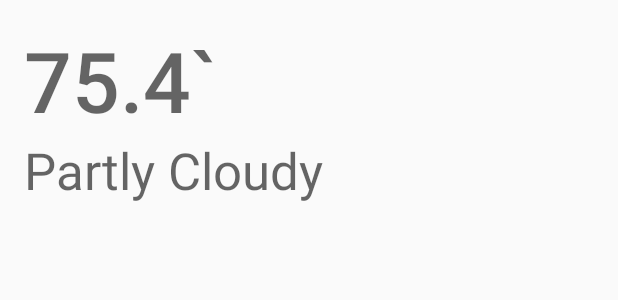
After one commit to eaintphyo/ADseries, an Android app: the layout activity_forecast_details.xml on its own in the app's theme, with its tools: preview values and no code run, on a phone screen of 412 x 824 dp. The commit adds this screen. Shown: the top 300 px of the screen. Run offline under Robolectric (Android 15) with nearby library versions, the phone set to English and light mode, and no system bars.

Commit message:
complete week 3 and 4

```diff
--- a/app/src/main/AndroidManifest.xml
+++ b/app/src/main/AndroidManifest.xml
@@ -13,6 +13,9 @@
         android:theme="@style/Theme.ADseries"
         tools:targetApi="31">
         <activity
+            android:name=".details.ForecastDetailsActivity"
+            android:exported="false" />
+        <activity
             android:name=".MainActivity"
             android:exported="true">
             <intent-filter>
--- /dev/null
+++ b/app/src/main/res/layout/activity_forecast_details.xml
@@ -0,0 +1,39 @@
+<?xml version="1.0" encoding="utf-8"?>
+<androidx.constraintlayout.widget.ConstraintLayout
+    xmlns:android="http://schemas.android.com/apk/res/android"
+    xmlns:app="http://schemas.android.com/apk/res-auto"
+    xmlns:tools="http://schemas.android.com/tools"
+    android:layout_width="match_parent"
+    android:layout_height="match_parent"
+    tools:context=".details.ForecastDetailsActivity">
+
+    <TextView
+        android:id="@+id/tempText"
+        android:layout_width="0dp"
+        android:layout_height="wrap_content"
+        android:layout_margin="16dp"
+        android:layout_marginStart="16dp"
+        android:layout_marginTop="16dp"
+        android:layout_marginEnd="16dp"
+        android:ellipsize="end"
+        android:fontFamily="sans-serif-medium"
+        android:maxLines="1"
+        android:text=""
+        android:textAppearance="@style/TextAppearance.AppCompat.Display3"
+        app:layout_constraintEnd_toEndOf="parent"
+        app:layout_constraintHorizontal_bias="0.0"
+        app:layout_constraintStart_toStartOf="parent"
+        app:layout_constraintTop_toTopOf="parent"
+        tools:text="75.4`" />
+
+    <TextView
+        android:id="@+id/descriptionText"
+        android:layout_width="wrap_content"
+        android:layout_height="wrap_content"
+        android:textAppearance="@style/TextAppearance.AppCompat.Display1"
+        app:layout_constraintStart_toStartOf="@+id/tempText"
+        app:layout_constraintTop_toBottomOf="@+id/tempText"
+        tools:text="Partly Cloudy" />
+
+
+</androidx.constraintlayout.widget.ConstraintLayout>
--- a/app/src/main/res/values/strings.xml
+++ b/app/src/main/res/values/strings.xml
@@ -1,6 +1,9 @@
 <resources>
-    <string name="app_name">ADseries</string>
+    <string name="app_name">ADseries Weather</string>
+    <string name="forecast_details">Forecast Details</string>
     <string name="zipcode_entry_error">Please enter valid zipcode</string>
 
     <string name="forecast_clicked_format">Forecast: %1$.2f %2$s</string>
+    <!-- TODO: Remove or change this placeholder text -->
+    <string name="hello_blank_fragment">Hello blank fragment</string>
 </resources>
```
Also changed, not shown: app/src/main/java/com/mabel/adseries/DailyForecastAdapter.kt (+7 -3 lines), app/src/main/java/com/mabel/adseries/ForecastUtils.kt (added, +13 -0 lines), app/src/main/java/com/mabel/adseries/MainActivity.kt (+12 -27 lines), app/src/main/res/menu/settings_menu.xml (added, +8 -0 lines).
